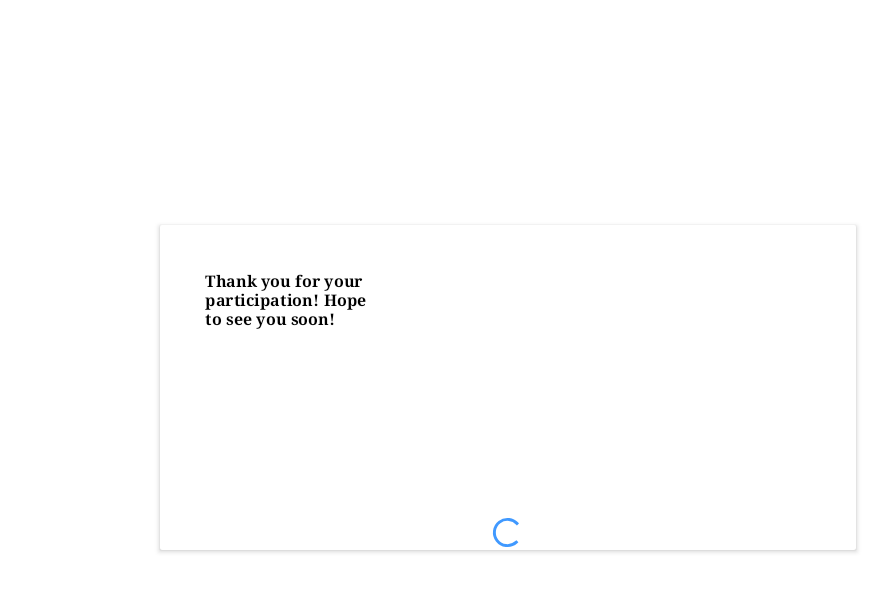
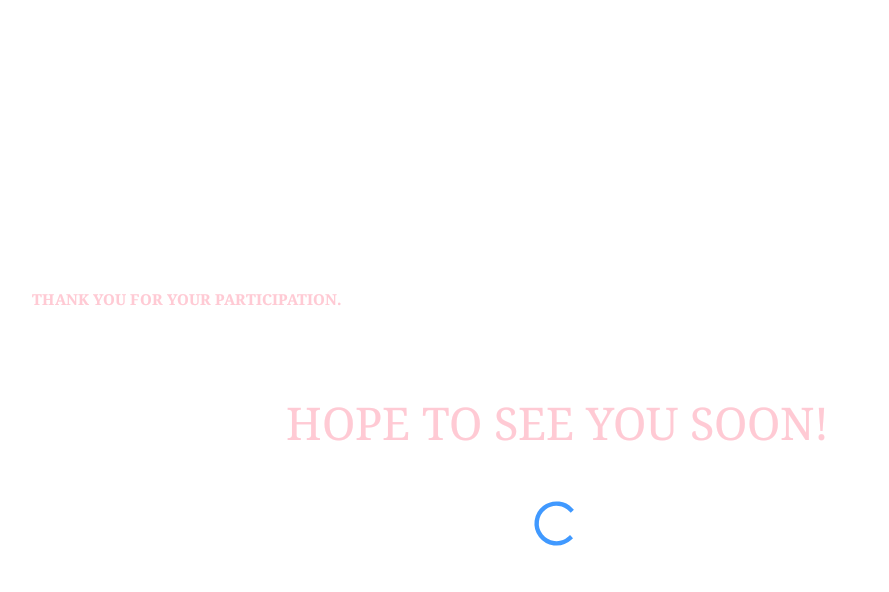
Before and after one commit to dnaz09/PandoraSurveyTabletView, an Android app: the EndScreen screen opened directly, with no data from a screen before it, on a phone screen of 824 x 412 dp (held sideways). Shown: the top 592 px of the screen, without its empty margins (110-999 px from the left). Run offline under Robolectric (Android 15) with nearby library versions, the phone set to English and light mode, and no system bars; our stand-ins replace Volley; network calls fail; 1 statement that could not run was skipped.

Commit message:
Update design in splashscreen and endscreen

```diff
--- /dev/null
+++ b/app/src/main/res/drawable/textview_border.xml
@@ -0,0 +1,9 @@
+<?xml version="1.0" encoding="utf-8"?>
+<shape xmlns:android="http://schemas.android.com/apk/res/android"
+    android:shape="rectangle" >
+
+    <stroke
+        android:width="2dp"
+        android:color="#FFCAD4" />
+
+</shape>
--- a/app/src/main/res/layout/activity_end_screen.xml
+++ b/app/src/main/res/layout/activity_end_screen.xml
@@ -8,66 +8,92 @@
     tools:context=".EndScreen">
 
     <RelativeLayout
+        android:layout_width="800dp"
+        android:layout_height="546dp"
+        android:layout_centerInParent="true"
+        android:layout_marginStart="100dp"
         android:layout_marginTop="50dp"
-        android:layout_marginStart="320dp"
-        android:layout_centerInParent="true"
-        android:background="@color/white"
-        android:layout_width="match_parent"
-        android:layout_height="match_parent">
+        android:background="@color/white">
 
         <ImageView
             android:id="@+id/imgPandora"
             android:layout_width="400dp"
             android:layout_height="85dp"
             android:layout_alignParentTop="true"
+            android:layout_centerHorizontal="true"
             android:layout_marginLeft="120dp"
             android:layout_marginTop="20dp"
             android:background="@drawable/pandora_logo" />
 
         <android.support.v7.widget.CardView
+            android:layout_width="wrap_content"
+            android:layout_height="350dp"
             android:layout_below="@+id/imgPandora"
             android:layout_margin="20dp"
-            android:layout_width="wrap_content"
-            android:layout_height="350dp">
+            android:id="@+id/myCardView"
+            app:cardBackgroundColor="@android:color/transparent"
+            app:cardElevation="0dp">
 
             <RelativeLayout
-                android:background="@color/white"
-                android:layout_width="match_parent"
-                android:layout_height="match_parent">
-
-            <TextView
-                android:id="@+id/txtThankyou"
-                android:layout_alignParentTop="true"
-                android:textSize="36sp"
-                android:layout_marginTop="15dp"
-                android:layout_centerInParent="true"
-                android:textStyle="bold"
-                android:typeface="serif"
-                android:layout_margin="30dp"
-                android:textColor="@color/black"
-                android:text="Thank you for your participation! Hope to see you soon!"
-                android:layout_width="wrap_content"
-                android:layout_height="wrap_content" />
+                android:layout_width="749dp"
+                android:layout_height="match_parent"
+                android:background="@color/white">
 
                 <ProgressBar
                     android:id="@+id/progressBarUpload"
-                    android:layout_centerInParent="true"
-                    android:layout_below="@+id/txtThankyou"
                     android:layout_width="wrap_content"
-                    android:layout_height="wrap_content" />
+                    android:layout_height="wrap_content"
+                    android:layout_below="@+id/txtThankyou1"
+                    android:layout_centerInParent="true" />
 
                 <TextView
+                    android:id="@+id/txtThankyou"
+                    android:layout_width="725dp"
+                    android:layout_height="57dp"
+                    android:layout_alignParentTop="true"
+                    android:layout_centerInParent="true"
+                    android:layout_marginStart="20dp"
+                    android:layout_marginLeft="30dp"
+                    android:layout_marginTop="42dp"
+                    android:layout_marginEnd="30dp"
+                    android:layout_marginRight="30dp"
+                    android:layout_marginBottom="30dp"
+                    android:text="THANK YOU FOR YOUR PARTICIPATION."
+                    android:textColor="@color/richpink"
+                    android:textSize="34sp"
                     android:textStyle="bold"
-                    android:textSize="17sp"
-                    android:typeface="serif"
-                    android:text="Uploading your information"
-                    android:layout_marginTop="10dp"
+                    android:typeface="serif" />
+
+                <TextView
+                    android:id="@+id/txtThankyou1"
+                    android:layout_width="640dp"
+                    android:layout_height="wrap_content"
+                    android:layout_alignParentTop="true"
                     android:layout_centerInParent="true"
-                    android:layout_below="@+id/progressBarUpload"
+                    android:layout_marginStart="30dp"
+                    android:layout_marginLeft="30dp"
+                    android:layout_marginTop="111dp"
+                    android:layout_marginEnd="30dp"
+                    android:layout_marginRight="30dp"
+                    android:layout_marginBottom="30dp"
+                    android:text="HOPE TO SEE YOU SOON!"
+                    android:textAlignment="center"
+                    android:textColor="@color/richpink"
+                    android:textSize="30sp"
+                    android:typeface="serif" />
+
+                <TextView
                     android:id="@+id/txtUpload"
                     android:layout_width="wrap_content"
-                    android:layout_height="wrap_content" />
+                    android:layout_height="wrap_content"
+                    android:layout_below="@+id/progressBarUpload"
+                    android:layout_centerInParent="true"
+                    android:layout_marginTop="10dp"
+                    android:text="Uploading your information"
+                    android:textSize="17sp"
+                    android:textStyle="bold"
+                    android:typeface="serif" />
             </RelativeLayout>
         </android.support.v7.widget.CardView>
     </RelativeLayout>
-    </RelativeLayout>
+</RelativeLayout>
--- a/app/src/main/res/layout/activity_splashscreen.xml
+++ b/app/src/main/res/layout/activity_splashscreen.xml
@@ -14,10 +14,16 @@
         android:background="@drawable/pandora_logo" />
 
     <TextView
-        android:layout_width="match_parent"
-        android:layout_height="wrap_content"
+        android:layout_width="wrap_content"
+        android:layout_height="60dp"
+        android:layout_centerHorizontal="true"
+        android:background="@drawable/textview_border"
+        android:padding="15dp"
+        android:visibility="visible"
+        android:layout_marginTop="400dp"
+        android:gravity="center"
         android:text="CUSTOMER RELATIONSHIP MANAGEMENT"
-        android:gravity="center"
-        android:layout_marginTop="400dp"/>
+        android:textSize="15dp"
+        />
 
 </RelativeLayout>
--- a/app/src/main/res/values/colors.xml
+++ b/app/src/main/res/values/colors.xml
@@ -15,4 +15,5 @@
     <color name="green">#51a151</color>
     <color name="blushpink">#FE828C</color>
     <color name="richpink">#FFCAD4</color>
+    <color name="lightpink">#FFCAD4</color>
 </resources>
```
